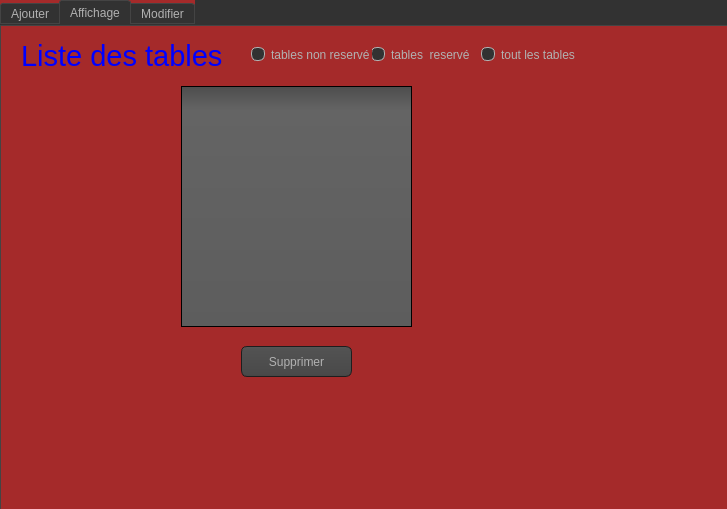
Qt form gestion_table.ui (soumaya-nheri/Smart-Restaurant-2A27) before a commit.
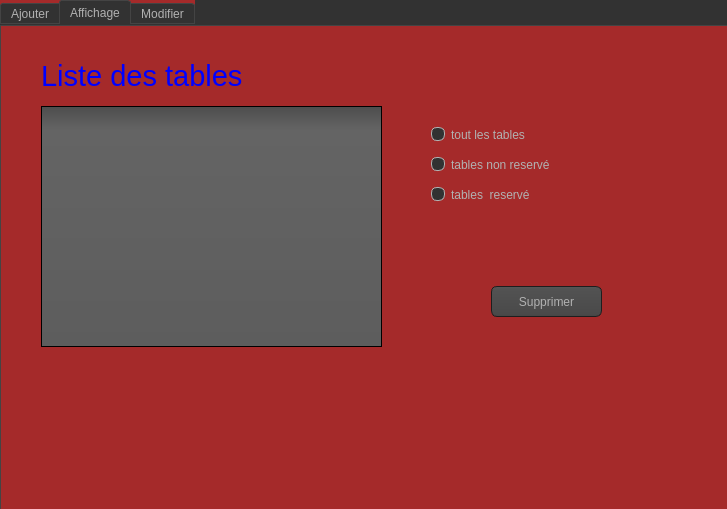
The same form after that commit. The open tabs and pages were chosen to show the change. Icons and pictures are not drawn.

Diff of the .ui file:
```diff
--- a/gestion_table.ui
+++ b/gestion_table.ui
@@ -1136,9 +1136,9 @@
     <widget class="QTableView" name="tableView">
      <property name="geometry">
       <rect>
-       <x>180</x>
-       <y>60</y>
-       <width>231</width>
+       <x>40</x>
+       <y>80</y>
+       <width>341</width>
        <height>241</height>
       </rect>
      </property>
@@ -1149,8 +1149,8 @@
     <widget class="QLabel" name="label_4">
      <property name="geometry">
       <rect>
-       <x>20</x>
-       <y>10</y>
+       <x>40</x>
+       <y>30</y>
        <width>211</width>
        <height>41</height>
       </rect>
@@ -1170,8 +1170,8 @@
     <widget class="QPushButton" name="supprimer">
      <property name="geometry">
       <rect>
-       <x>240</x>
-       <y>320</y>
+       <x>490</x>
+       <y>260</y>
        <width>111</width>
        <height>31</height>
       </rect>
@@ -1196,8 +1196,8 @@
     <widget class="QRadioButton" name="radioButton_2">
      <property name="geometry">
       <rect>
-       <x>370</x>
-       <y>20</y>
+       <x>430</x>
+       <y>160</y>
        <width>111</width>
        <height>17</height>
       </rect>
@@ -1209,8 +1209,8 @@
     <widget class="QRadioButton" name="radioButton">
      <property name="geometry">
       <rect>
-       <x>250</x>
-       <y>20</y>
+       <x>430</x>
+       <y>130</y>
        <width>121</width>
        <height>17</height>
       </rect>
@@ -1222,8 +1222,8 @@
     <widget class="QRadioButton" name="radioButton_3">
      <property name="geometry">
       <rect>
-       <x>480</x>
-       <y>20</y>
+       <x>430</x>
+       <y>100</y>
        <width>111</width>
        <height>17</height>
       </rect>
```
Left out of the diff: 32 changed lines with no effect on the pictures.
